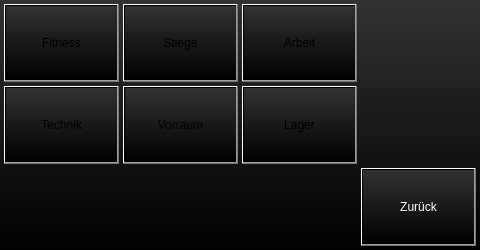
Old version of the form projects/klaus_visu_ap420/ugwindow.ui in the repository busmaster/homebus.
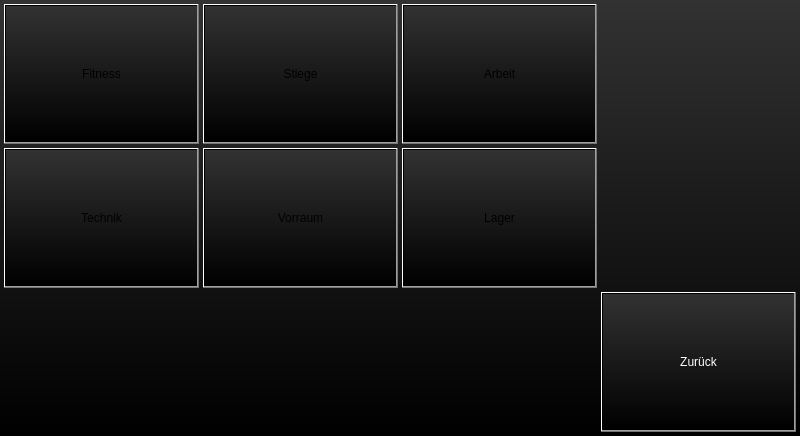
New version of the form.

The edit to the form file:
```diff
--- a/projects/klaus_visu_ap420/ugwindow.ui
+++ b/projects/klaus_visu_ap420/ugwindow.ui
@@ -6,8 +6,8 @@
    <rect>
     <x>0</x>
     <y>0</y>
-    <width>480</width>
-    <height>250</height>
+    <width>800</width>
+    <height>436</height>
    </rect>
   </property>
   <property name="sizePolicy">
@@ -25,10 +25,10 @@
   <widget class="QPushButton" name="pushButtonBack">
    <property name="geometry">
     <rect>
-     <x>361</x>
-     <y>168</y>
-     <width>115</width>
-     <height>78</height>
+     <x>601</x>
+     <y>292</y>
+     <width>195</width>
+     <height>140</height>
     </rect>
    </property>
    <property name="sizePolicy">
@@ -47,10 +47,10 @@
   <widget class="QPushButton" name="pushButtonLightVorraum">
    <property name="geometry">
     <rect>
-     <x>123</x>
-     <y>86</y>
-     <width>115</width>
-     <height>78</height>
+     <x>203</x>
+     <y>148</y>
+     <width>195</width>
+     <height>140</height>
     </rect>
    </property>
    <property name="sizePolicy">
@@ -67,9 +67,9 @@
    <property name="geometry">
     <rect>
      <x>4</x>
-     <y>86</y>
-     <width>115</width>
-     <height>78</height>
+     <y>148</y>
+     <width>195</width>
+     <height>140</height>
     </rect>
    </property>
    <property name="sizePolicy">
@@ -85,10 +85,10 @@
   <widget class="QPushButton" name="pushButtonLightLager">
    <property name="geometry">
     <rect>
-     <x>242</x>
-     <y>86</y>
-     <width>115</width>
-     <height>78</height>
+     <x>402</x>
+     <y>148</y>
+     <width>195</width>
+     <height>140</height>
     </rect>
    </property>
    <property name="sizePolicy">
@@ -106,8 +106,8 @@
     <rect>
      <x>4</x>
      <y>4</y>
-     <width>115</width>
-     <height>78</height>
+     <width>195</width>
+     <height>140</height>
     </rect>
    </property>
    <property name="sizePolicy">
@@ -123,10 +123,10 @@
   <widget class="QPushButton" name="pushButtonLightArbeit">
    <property name="geometry">
     <rect>
-     <x>242</x>
+     <x>402</x>
      <y>4</y>
-     <width>115</width>
-     <height>78</height>
+     <width>195</width>
+     <height>140</height>
     </rect>
    </property>
    <property name="sizePolicy">
@@ -142,10 +142,10 @@
   <widget class="QPushButton" name="pushButtonLightStiege">
    <property name="geometry">
     <rect>
-     <x>123</x>
+     <x>203</x>
      <y>4</y>
-     <width>115</width>
-     <height>78</height>
+     <width>195</width>
+     <height>140</height>
     </rect>
    </property>
    <property name="sizePolicy">
```
